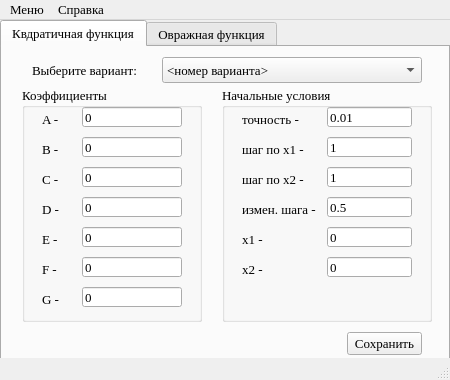
Eliminationzx/optimizationmethods, file branches/setvariants/ui/mainwindow.ui: the form before one commit.
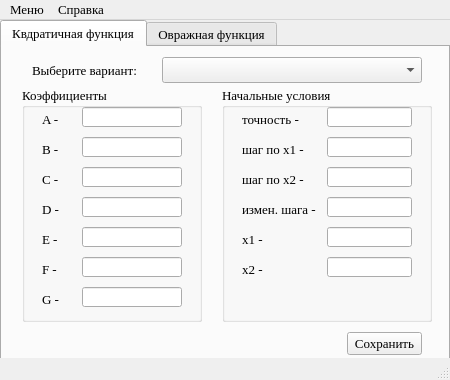
The form after the commit. Icons and pictures are not drawn.

Commit message: Доделал comboBox-ы. Осталось сообразить со статусбаром и дописать справку.

What changed in the file:
```diff
--- a/branches/setvariants/ui/mainwindow.ui
+++ b/branches/setvariants/ui/mainwindow.ui
@@ -184,7 +184,7 @@
         </rect>
        </property>
        <property name="text">
-        <string>0</string>
+        <string/>
        </property>
       </widget>
       <widget class="QLineEdit" name="b">
@@ -197,7 +197,7 @@
         </rect>
        </property>
        <property name="text">
-        <string>0</string>
+        <string/>
        </property>
       </widget>
       <widget class="QLineEdit" name="c">
@@ -210,7 +210,7 @@
         </rect>
        </property>
        <property name="text">
-        <string>0</string>
+        <string/>
        </property>
       </widget>
       <widget class="QLineEdit" name="d">
@@ -223,7 +223,7 @@
         </rect>
        </property>
        <property name="text">
-        <string>0</string>
+        <string/>
        </property>
       </widget>
       <widget class="QLineEdit" name="e">
@@ -236,7 +236,7 @@
         </rect>
        </property>
        <property name="text">
-        <string>0</string>
+        <string/>
        </property>
       </widget>
       <widget class="QLineEdit" name="f">
@@ -249,7 +249,7 @@
         </rect>
        </property>
        <property name="text">
-        <string>0</string>
+        <string/>
        </property>
       </widget>
       <widget class="QLineEdit" name="g">
@@ -262,7 +262,7 @@
         </rect>
        </property>
        <property name="text">
-        <string>0</string>
+        <string/>
        </property>
       </widget>
      </widget>
@@ -366,7 +366,7 @@
         </rect>
        </property>
        <property name="text">
-        <string>0.01</string>
+        <string/>
        </property>
       </widget>
       <widget class="QLineEdit" name="stepx1">
@@ -379,7 +379,7 @@
         </rect>
        </property>
        <property name="text">
-        <string>1</string>
+        <string/>
        </property>
       </widget>
       <widget class="QLineEdit" name="stepx2">
@@ -392,7 +392,7 @@
         </rect>
        </property>
        <property name="text">
-        <string>1</string>
+        <string/>
        </property>
       </widget>
       <widget class="QLineEdit" name="stepChange">
@@ -405,7 +405,7 @@
         </rect>
        </property>
        <property name="text">
-        <string>0.5</string>
+        <string/>
        </property>
       </widget>
       <widget class="QLineEdit" name="x1">
@@ -418,7 +418,7 @@
         </rect>
        </property>
        <property name="text">
-        <string>0</string>
+        <string/>
        </property>
       </widget>
       <widget class="QLineEdit" name="x2">
@@ -431,7 +431,7 @@
         </rect>
        </property>
        <property name="text">
-        <string>0</string>
+        <string/>
        </property>
       </widget>
      </widget>
@@ -457,11 +457,6 @@
         <height>26</height>
        </rect>
       </property>
-      <item>
-       <property name="text">
-        <string>&lt;номер варианта&gt;</string>
-       </property>
-      </item>
      </widget>
     </widget>
     <widget class="QWidget" name="ravinFunction">
```
Left out of the diff: 21 changed lines with no effect on the pictures. The commit also changes 3 other files.
